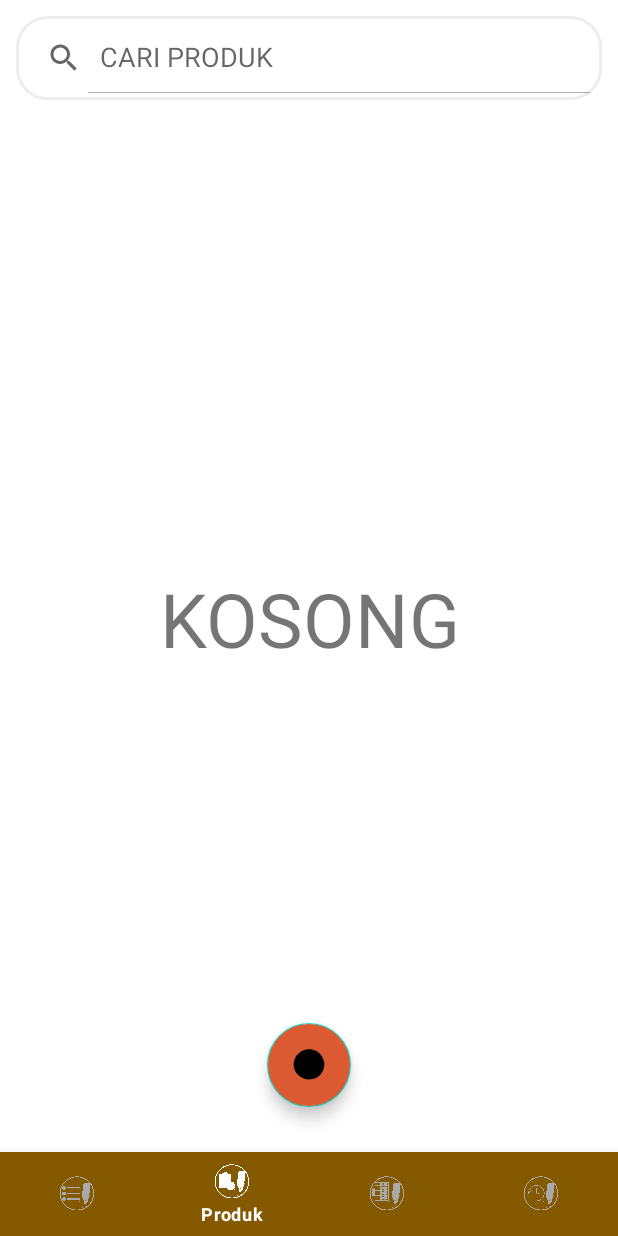
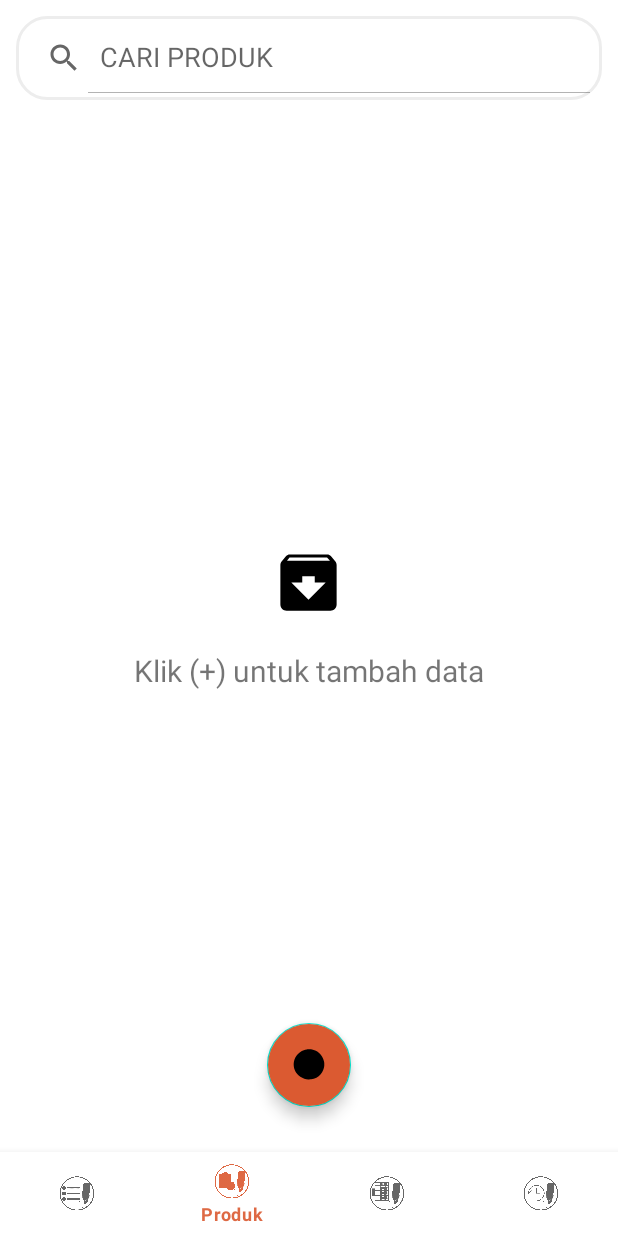
Before and after one commit to haniialfiyyaah/STABUSv2, an Android app: the screen it shows after launch (MainActivity), item 2 of the bottom bar chosen, on a phone screen of 412 x 824 dp. Run offline under Robolectric (Android 15) with nearby library versions, the phone set to English and light mode, and no system bars.

Commit message:
Manajemen Produk /* Tampil Produk */ /* Tambah Produk */ /* Hapus Produk */ /* Cari Produk */ /* Edit Produk */

```diff
--- a/app/src/main/java/com/stabus/app/MainActivity.java
+++ b/app/src/main/java/com/stabus/app/MainActivity.java
@@ -50,31 +50,29 @@ public class MainActivity extends AppCompatActivity implements ISetListener {
             = new BottomNavigationView.OnNavigationItemSelectedListener() {
         @Override
         public boolean onNavigationItemSelected(@NonNull MenuItem menuItem) {
-            Fragment fragment=null ;
-            Drawable drawable ;
             int color;
             switch (menuItem.getItemId()){
                 case R.id.navBahan:
                     //setmToolbar("Bahan Baku", R.drawable.ic_home_white);
-                    fragment = new BahanBaku();
+                    inflateFragment(getString(R.string.BahanBaku),null);
                     mToolbar.setVisibility(View.VISIBLE);
                     setSupportActionBar(mToolbar);
                     break;
                 case R.id.navProduk:
                     //setmToolbar("Produk", R.drawable.ic_home_white);
-                    fragment = new Produk();
+                    inflateFragment(getString(R.string.Produk),null);
                     mToolbar.setVisibility(View.GONE);
                     break;
                 case R.id.navKalkulator:
                     //setmToolbar("Kalkulator", R.drawable.ic_home_white);
-                    fragment = new BahanBaku();
+
                     break;
                 case R.id.navRiwayat:
                     //setmToolbar("Riwayat", R.drawable.ic_home_white);
-                    fragment = new BahanBaku();
+
                     break;
             }
-            setFragment(fragment,getString(R.string.BahanBaku),false,null);
+            //setFragment(fragment,getString(R.string.BahanBaku),false,null);
 
             return true;
         }
@@ -144,6 +142,14 @@ public class MainActivity extends AppCompatActivity implements ISetListener {
 
     @Override
     public void inflateFragment(String fragmentTag, Bundle bundle) {
+        if (fragmentTag.equals(getString(R.string.BahanBaku))){
+            BahanBaku fragment = new BahanBaku();
+            setFragment(fragment, fragmentTag, false, null);
+        }
+        if (fragmentTag.equals(getString(R.string.Produk))){
+            Produk fragment = new Produk();
+            setFragment(fragment, fragmentTag, false, null);
+        }
         if (fragmentTag.equals(getString(R.string.HargaBahanBaku))){
             HargaBahanBaku fragment = new HargaBahanBaku();
             setFragment(fragment, fragmentTag, true, bundle);
--- /dev/null
+++ b/app/src/main/res/drawable/ic_archive_black_24dp.xml
@@ -0,0 +1,4 @@
+<vector android:height="50dp" android:viewportHeight="24.0"
+    android:viewportWidth="24.0" android:width="50dp" xmlns:android="http://schemas.android.com/apk/res/android">
+    <path android:fillColor="#FF000000" android:pathData="M20.54,5.23l-1.39,-1.68C18.88,3.21 18.47,3 18,3H6c-0.47,0 -0.88,0.21 -1.16,0.55L3.46,5.23C3.17,5.57 3,6.02 3,6.5V19c0,1.1 0.9,2 2,2h14c1.1,0 2,-0.9 2,-2V6.5c0,-0.48 -0.17,-0.93 -0.46,-1.27zM12,17.5L6.5,12H10v-2h4v2h3.5L12,17.5zM5.12,5l0.81,-1h12l0.94,1H5.12z"/>
+</vector>
--- a/app/src/main/res/drawable/ic_close_white.xml
+++ /dev/null
@@ -1,5 +0,0 @@
-<vector android:height="24dp" android:tint="#FFFFFF"
-    android:viewportHeight="24.0" android:viewportWidth="24.0"
-    android:width="24dp" xmlns:android="http://schemas.android.com/apk/res/android">
-    <path android:fillColor="#FF000000" android:pathData="M19,6.41L17.59,5 12,10.59 6.41,5 5,6.41 10.59,12 5,17.59 6.41,19 12,13.41 17.59,19 19,17.59 13.41,12z"/>
-</vector>
--- a/app/src/main/res/drawable/ic_history.xml
+++ /dev/null
@@ -1,5 +0,0 @@
-<vector android:height="85dp" android:viewportHeight="72"
-    android:viewportWidth="72" android:width="85dp" xmlns:android="http://schemas.android.com/apk/res/android">
-    <path android:fillColor="#007F7F" android:fillType="evenOdd" android:pathData="M15.676,36.301c1.724,-15.823 13.167,-24.479 30.771,-23.3c11.35,0.761 20.331,14.371 18.448,28.898c-1.103,8.507 -12.563,20.987 -25.055,17.567c1.501,-1.829 3.398,-2.188 5.387,-2.476c9.406,-1.359 17.886,-11.203 17.751,-20.559c-0.139,-9.622 -8.446,-18.56 -17.862,-20.543C31.5,13.022 18.632,26.063 20.276,35.904c2.044,-1.804 3.943,-3.479 6.078,-5.363c0.568,4.074 -5.948,12.543 -8.322,11.164c-3.453,-2.006 -6.033,-5.529 -8.901,-8.486c-0.141,-0.146 0.43,-1.141 0.824,-1.61c0.647,-0.771 1.492,-0.755 2.116,0.006C13.32,33.137 14.479,34.734 15.676,36.301z"/>
-    <path android:fillColor="#007F7F" android:fillType="evenOdd" android:pathData="M47.368,38C40,38 40,38 40,31.19c0,-2.98 -0.016,-5.96 0.017,-8.939c0.011,-0.932 -0.188,-2.058 1.269,-2.196c1.803,-0.171 1.703,1.096 1.707,2.262c0.012,2.979 0.23,5.981 -0.053,8.934c-0.303,3.144 0.853,3.888 3.863,3.873c2.348,-0.012 6.848,-1.473 6.758,1.17C53.42,40.39 48.859,36.345 47.368,38z"/>
-</vector>
--- a/app/src/main/res/drawable/kotak_putih.xml
+++ /dev/null
@@ -1,6 +0,0 @@
-<?xml version="1.0" encoding="utf-8"?>
-<shape android:shape="rectangle" xmlns:android="http://schemas.android.com/apk/res/android">
-
-    <solid android:color="@color/backgroundColor"/>
-    <stroke android:color="@color/colorPrimary" android:width="1dp"/>
-</shape>
--- a/app/src/main/res/layout/activity_main.xml
+++ b/app/src/main/res/layout/activity_main.xml
@@ -51,9 +51,6 @@
         android:layout_height="wrap_content"
         android:layout_gravity="bottom"
         android:background="?android:attr/windowBackground"
-        app:itemBackground="@color/colorPrimary"
-        app:itemIconTint="@color/selector_color_bottomnav"
-        app:itemTextColor="@color/selector_color_bottomnav"
         design:menu="@menu/menu_main"/>
 
 </android.support.design.widget.CoordinatorLayout>
--- a/app/src/main/res/layout/layout_empty.xml
+++ b/app/src/main/res/layout/layout_empty.xml
@@ -2,13 +2,16 @@
 <RelativeLayout
     xmlns:android="http://schemas.android.com/apk/res/android"
     android:layout_width="match_parent"
-    android:layout_height="match_parent">
+    android:layout_height="match_parent"
+    android:gravity="center">
 
     <TextView
         android:layout_width="match_parent"
-        android:layout_height="match_parent"
-        android:text="KOSONG"
-        android:textSize="50sp"
-        android:gravity="center"/>
+        android:layout_height="wrap_content"
+        android:text="Klik (+) untuk tambah data"
+        android:textSize="20sp"
+        android:gravity="center"
+        android:drawablePadding="20dp"
+        android:drawableTop="@drawable/ic_archive_black_24dp"/>
 
 </RelativeLayout>
--- a/app/src/main/res/values/colors.xml
+++ b/app/src/main/res/values/colors.xml
@@ -1,7 +1,7 @@
 <?xml version="1.0" encoding="utf-8"?>
 <resources>
-    <color name="colorPrimary">#855900</color>
-    <color name="colorPrimaryDark">#00574B</color>
+    <color name="colorPrimary">#E8DB5A31</color>
+    <color name="colorPrimaryDark">#DB5A31</color>
     <color name="colorAccent">#DB5A31</color>
 
     <!-- background color -->
--- a/app/src/main/res/values/strings.xml
+++ b/app/src/main/res/values/strings.xml
@@ -9,6 +9,8 @@
     <string name="TambahHarga">TAMBAH HARGA</string>
     <string name="UbahHarga">UBAH HARGA</string>
     <string name="UbahBahan">UBAH BAHAN</string>
+
+    <string name="Produk">PRODUK</string>
     <string name="TambahProduk">TAMBAH PRODUK</string>
 
 
```
Also changed, not shown: app/src/main/res/drawable/ic_data_bahan.xml (deleted, +0 -12 lines), app/src/main/res/drawable/ic_data_produk.xml (deleted, +0 -10 lines), app/src/main/res/drawable/ic_kalkulator.xml (deleted, +0 -17 lines), app/src/main/res/layout/list_pilih_bahan.xml (+7 -7 lines).
